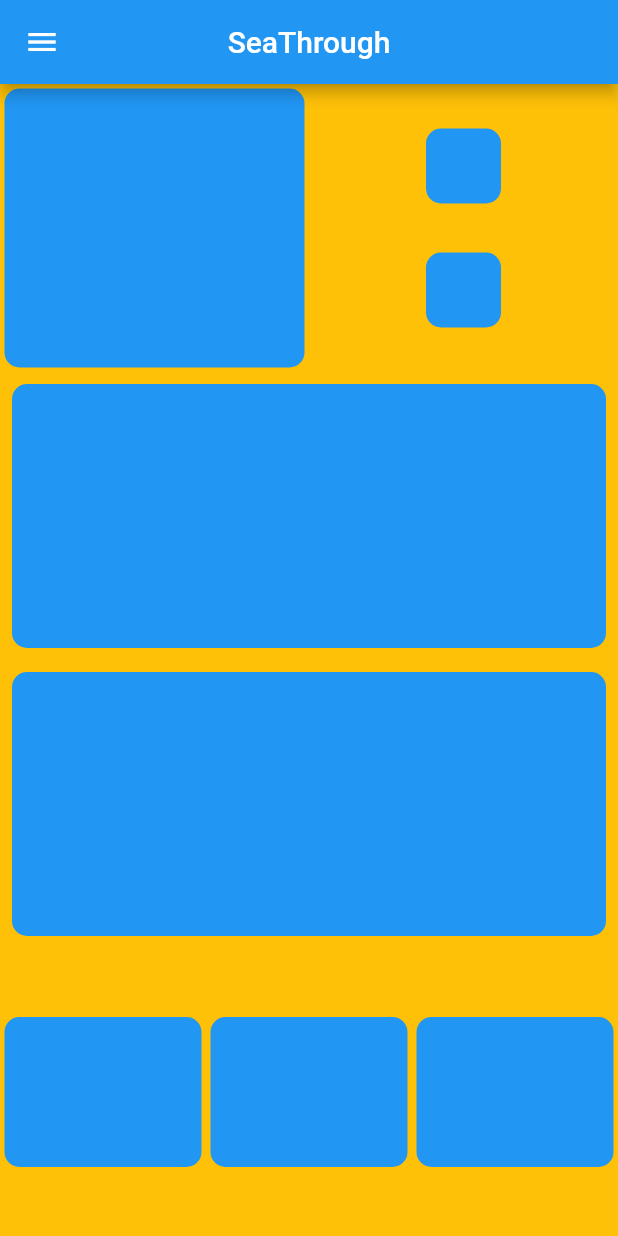
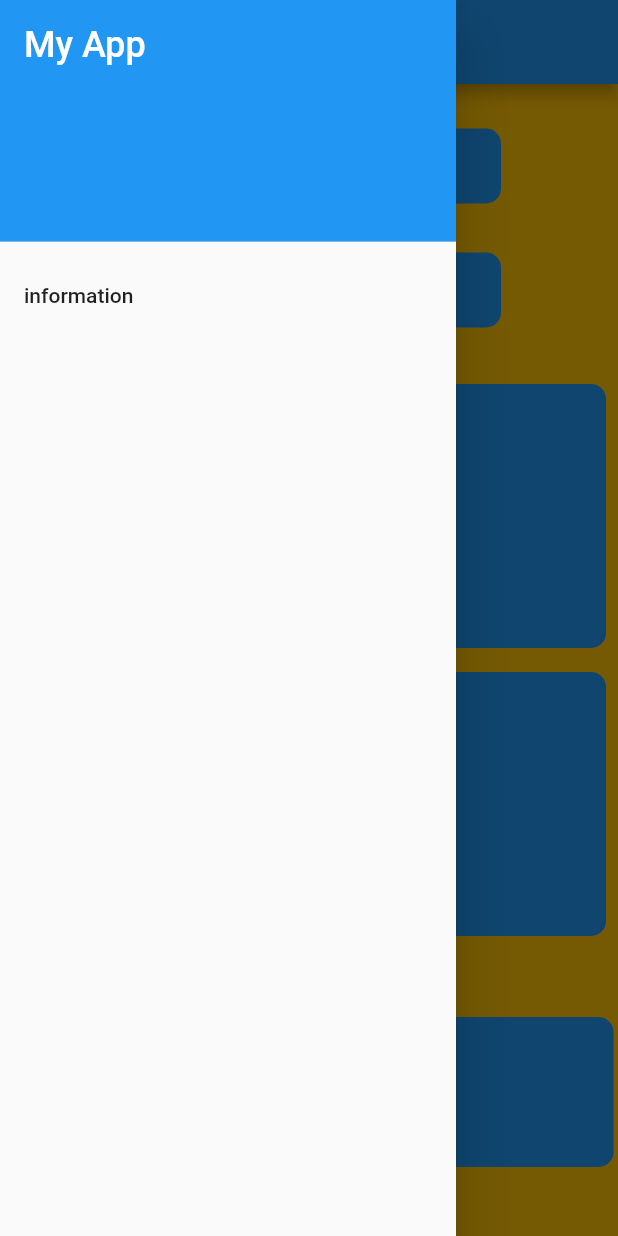
Before and after one commit to mon50/back_calculation, a Flutter app: the MainPage screen opened directly, with the side drawer open (before the commit the screen has no drawer), on a phone screen of 412 x 824 dp. Run offline on Flutter 3.47's test engine with Material 2 defaults, Android fonts, the light colour scheme and no system bars.

Commit message:
menubarを追加

```diff
--- a/lib/mainpage.dart
+++ b/lib/mainpage.dart
@@ -1,4 +1,7 @@
 import 'package:flutter/material.dart';
+
+const kMainColour = Colors.blue;
+const kIconColour = Colors.black;
 
 class MainPage extends StatefulWidget {
   @override
@@ -12,8 +15,33 @@ class _MainPageState extends State<MainPage> {
       appBar: AppBar(
         title: Text('SeaThrough'),
         centerTitle: true,
-        leading: Icon(Icons.menu),
+        leading: Icon(Icons.menu)
+      ),
+      drawer: Drawer(
+        child: ListView(
+          children: <Widget>[
+            DrawerHeader(
+              child: Text(
+                'My App',
+                style: TextStyle(
+                  fontSize: 24,
+                  color: Colors.white,
+                ),
+              ),
+              decoration: BoxDecoration(
+                color: Colors.blue,
+              ),
+            ),
+            ListTile(
+              title: Text('information'),
+              onTap: () {
+                // setState(() => _city = 'Los Angeles, CA');
+                Navigator.pop(context);
+              },
+            ),
 
+          ],
+        ),
       ),
       body: Column(
         crossAxisAlignment: CrossAxisAlignment.stretch,
```
